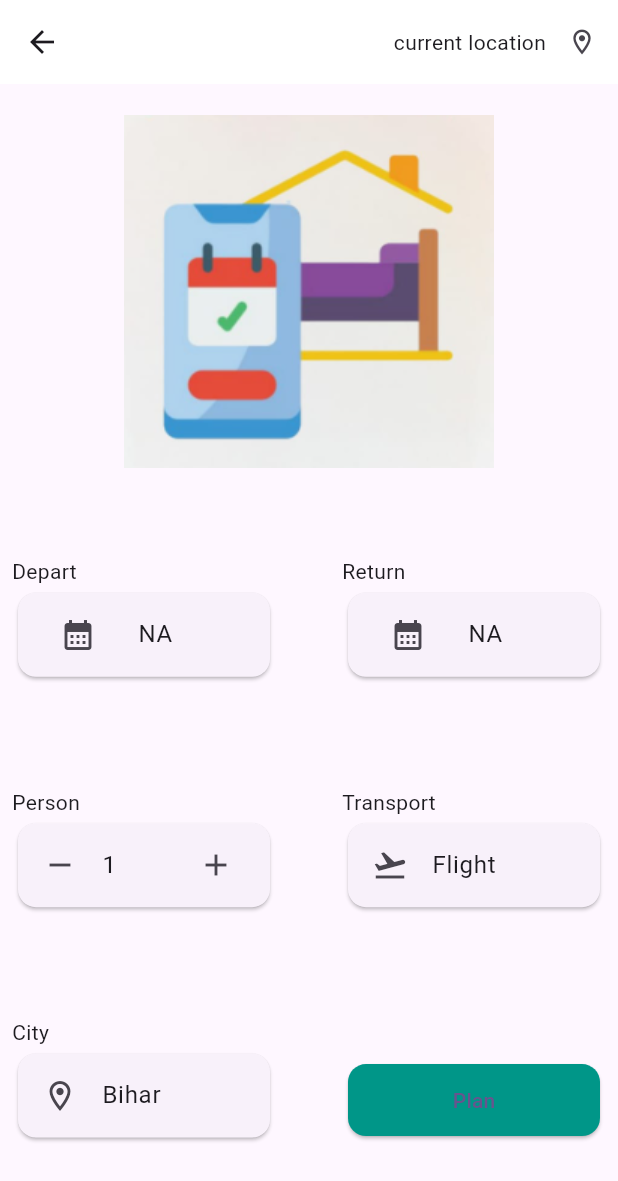
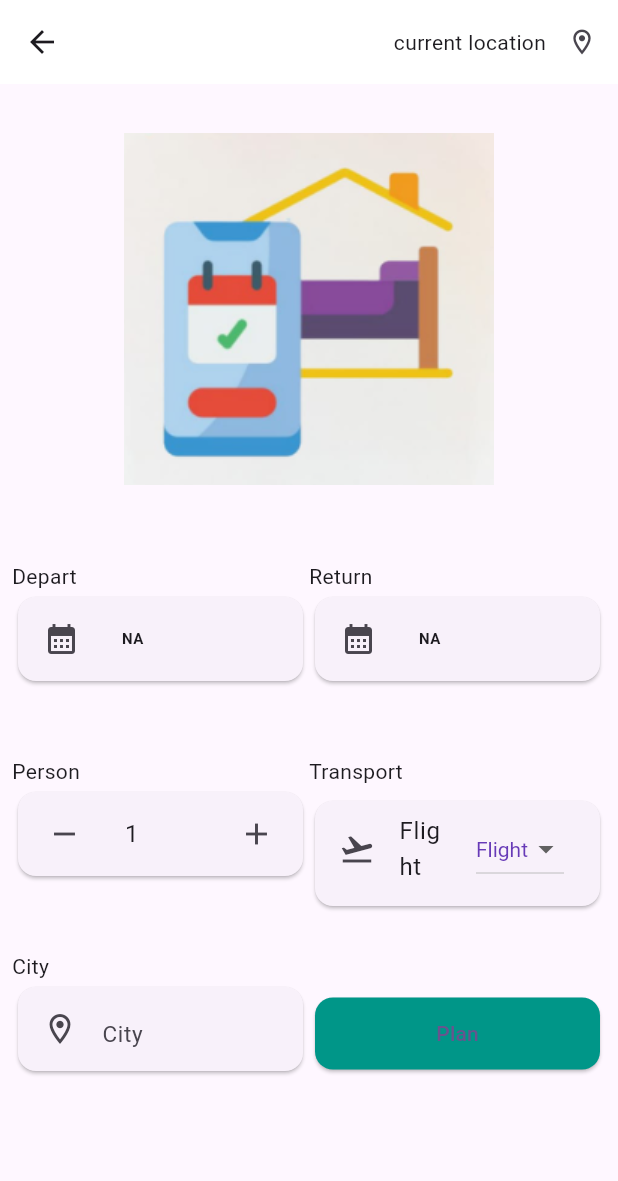
Before and after one commit to vikash-kumar-sinha/personal_travel_guide, a Flutter app: the Travel screen opened directly, on a phone screen of 412 x 824 dp. Shown: the top 1181 px of the screen. Run offline on Flutter 3.47's test engine with Material 3 defaults, Android fonts, the light colour scheme and no system bars; our stand-ins replace cloud_firestore, firebase_auth, firebase_core, gap; accounts and stored records are empty.

Commit message:
editted travel page

```diff
--- a/lib/travel.dart
+++ b/lib/travel.dart
@@ -1,4 +1,5 @@
 import 'package:flutter/material.dart';
+import 'package:intl/intl.dart';
 
 class Travel extends StatefulWidget {
   const Travel({super.key});
@@ -9,8 +10,13 @@ class Travel extends StatefulWidget {
 
 class _TravelState extends State<Travel> {
 
-  DateTime? _selectedDatePicked;
-  DateTime? _selectedDateReturn;
+  String? _selectedDatePicked="NA";
+  String? _selectedDateReturn="NA";
+  int personNumber=1;
+  String dropdownValue = 'Flight';
+  Icon iconToShow=Icon(Icons.flight_takeoff);
+  TextEditingController cityController=TextEditingController();
+
 
   Future<void> _selectDate() async {
     final pickedDate = await showDatePicker(
@@ -20,8 +26,9 @@ class _TravelState extends State<Travel> {
       lastDate: DateTime(2100),
     );
     if (pickedDate != null && pickedDate != _selectedDatePicked) {
+      String formattedDate = DateFormat('yyyy-MM-dd').format(pickedDate);
       setState(() {
-        _selectedDatePicked = pickedDate;
+        _selectedDatePicked = formattedDate;
       });
     }
   }
@@ -33,8 +40,10 @@ class _TravelState extends State<Travel> {
       lastDate: DateTime(2100),
     );
     if (pickedDate != null && pickedDate != _selectedDateReturn) {
+      String formattedDate = DateFormat('dd-MM-yyyy').format(pickedDate);
       setState(() {
-        _selectedDateReturn = pickedDate;
+
+        _selectedDateReturn = formattedDate;
       });
     }
   }
@@ -48,58 +57,103 @@ class _TravelState extends State<Travel> {
 
         ],
       ),
-      body: Column(
+      body: ListView(
         children: [
-          Expanded(flex:9,child: Image.asset('images/travel_image.png')),
-          Expanded(flex:1,child: SizedBox()),
-          Expanded(flex:5,child: Container(
+          Container(height:300,width:double.infinity,child: Image.asset('images/travel_image.png')),
+          SizedBox(height: 10,),
+          Container(height: 120,width: double.infinity,
             child: Padding(
               padding: const EdgeInsets.all(8.0),
               child: Row(
                 children: [
-                  Expanded(flex:4,child: Column(crossAxisAlignment: CrossAxisAlignment.start,
+                  Expanded(flex:2,child: Column(crossAxisAlignment: CrossAxisAlignment.start,
                     children: [
                     Text('Depart'),
-                    Container(width:250,child: Card(child: ListTile(leading: IconButton(onPressed: _selectDate,icon: Icon(Icons.calendar_month),),title:
+                    Container(width:300,child: Card(child: ListTile(contentPadding: EdgeInsets.symmetric(horizontal: 5),titleAlignment: ListTileTitleAlignment.center,leading: IconButton(onPressed: _selectDate,icon: Icon(Icons.calendar_month),),title:
                     //Text(_selectedDatePicked?.toIso8601String() ?? 'NA'
-                      Text('NA'
+                      Text('$_selectedDatePicked',style: TextStyle(fontSize: 10,fontWeight: FontWeight.bold),
                     ),),))
 
                   ],)),
-                  Expanded(flex:1,child: SizedBox(width: 10,)),
-                  Expanded(flex:4,child: Column(crossAxisAlignment: CrossAxisAlignment.start,
+                  //Expanded(flex:1,child: SizedBox(width: 10,)),
+                  Expanded(flex:2,child: Column(crossAxisAlignment: CrossAxisAlignment.start,
                     children: [
                     Text('Return'),
-                    Container(width:250,child: Card(child: ListTile(leading: IconButton(onPressed: _selectDate2,icon: Icon(Icons.calendar_month),),title: Text( 'NA'),),))
+                    Container(width:300,child: Card(child: ListTile(contentPadding:EdgeInsets.symmetric(horizontal: 5),leading: IconButton(onPressed: _selectDate2,icon: Icon(Icons.calendar_month),),title: Text( '$_selectedDateReturn',style: TextStyle(fontSize: 10,fontWeight: FontWeight.bold),),),))
 
                   ],)),
                 ],
               ),
             ),
-          )),
-          Expanded(flex:5,child: Container(
+          ),
+          SizedBox(height: 10,),
+          Container(height: 120,width: double.infinity,
             child: Padding(
               padding: const EdgeInsets.all(8.0),
               child: Row(
                 children: [
-                  Expanded(flex:4,child: Column(crossAxisAlignment: CrossAxisAlignment.start,
+                  Expanded(flex:2,child: Column(crossAxisAlignment: CrossAxisAlignment.start,
                     children: [
                       Text('Person'),
-                      Container(width:250,child: Card(child: ListTile(leading:Icon(Icons.remove),title: Text('1'),trailing: Icon(Icons.add),),))
+                      Container(width:300,child: Card(child: ListTile(contentPadding:EdgeInsets.symmetric(horizontal: 7),leading:IconButton(onPressed: (){
+                        if(personNumber<=1)
+                          personNumber=2;
+                        setState(() {
+                          personNumber--;
+                        });
+                      },icon:Icon(Icons.remove)),title: Text('$personNumber'),trailing: IconButton(onPressed: (){
+                        setState(() {
+                          personNumber++;
+                        });
+                      },icon: Icon(Icons.add)),),))
 
                     ],)),
-                  Expanded(flex:1,child: SizedBox(width: 10,)),
-                  Expanded(flex:4,child: Column(crossAxisAlignment: CrossAxisAlignment.start,
+                 // Expanded(flex:1,child: SizedBox(width: 10,)),
+                  Expanded(flex:2,child: Column(crossAxisAlignment: CrossAxisAlignment.start,
                     children: [
-                      Text('Transport'),
-                      Container(width:250,child: Card(child: ListTile(leading: Icon(Icons.flight_takeoff,),title: Text('Flight'),),))
+                      Expanded(flex:1,child: Text('Transport')),
+                      Expanded(flex: 3,
+                        child: Container(width:300,child: Card(child: ListTile(leading: iconToShow,title: Text('Flight'),trailing: DropdownButton<String>(
+                          value: dropdownValue,
+                          icon: Icon(Icons.arrow_drop_down),
+                          //iconSize: 24,
+                          //elevation: 16,
+                          style: TextStyle(color: Colors.deepPurple),
+                          // underline: Container(
+                          //   height: 2,
+                          //   color: Colors.deepPurpleAccent,
+                          // ),
+                          onChanged: (String? newValue) {
+                            late Icon changedIcon;
+                            if(newValue=='Train'){
+                              changedIcon=Icon(Icons.train);
+                            }else if(newValue=='Bus'){
+                              changedIcon=Icon(Icons.directions_bus);
+                            }else{
+                              changedIcon=Icon(Icons.flight_takeoff);
+                            }
+                            setState(() {
+                              dropdownValue = newValue!;
+                              iconToShow=changedIcon;
+                            });
+                          },
+                          items: <String>['Flight', 'Train', 'Bus']
+                              .map<DropdownMenuItem<String>>((String value) {
+                            return DropdownMenuItem<String>(
+                              value: value,
+                              child: Text(value),
+                            );
+                          }).toList(),
+                        ),),)),
+                      )
 
                     ],)),
                 ],
               ),
             ),
-          )),
-          Expanded(flex:5,child: Container(
+          ),
+          SizedBox(height: 10,),
+          Container(height: 120,width: double.infinity,
             child: Padding(
               padding: const EdgeInsets.all(8.0),
               child: Row(
@@ -107,21 +161,28 @@ class _TravelState extends State<Travel> {
                   Expanded(flex:4,child: Column(crossAxisAlignment: CrossAxisAlignment.start,
                     children: [
                       Text('City'),
-                      Container(width:250,child: Card(child: ListTile(leading:Icon(Icons.location_on_outlined),title: Text('Bihar'),),))
+                      Container(width:300,child: Card(child: ListTile(leading:Icon(Icons.location_on_outlined),title: Container(height: 40,
+                        child: TextField(controller: cityController,style:TextStyle(fontSize: 15),decoration: InputDecoration(
+                          hintText: 'City',
+                          border: InputBorder.none
+
+                        ),),
+                      ),),))
 
                     ],)),
-                  Expanded(flex:1,child: SizedBox(width: 10,)),
+                 // Expanded(flex:1,child: SizedBox(width: 10,)),
                   Expanded(flex:4,child: Column(crossAxisAlignment: CrossAxisAlignment.start,
                     children: [
                      // Text('Transport'),
                       SizedBox(height: 27,),
-                      Container(width:250,child: Card(color:Colors.teal,child: TextButton(onPressed: (){},child: Text('Plan'),)))
+                      Container(width:300,child: Card(color:Colors.teal,child: TextButton(onPressed: (){},child: Text('Plan'),)))
 
                     ],)),
                 ],
               ),
             ),
-          ))
+          ),
+          SizedBox(height: 10,)
         ],
       ),
     ));
--- a/pubspec.yaml
+++ b/pubspec.yaml
@@ -33,6 +33,7 @@ dependencies:
   firebase_auth: ^4.14.1
   cloud_firestore: ^4.13.2
   gap: ^3.0.1
+  intl: ^0.19.0
 
 dev_dependencies:
   flutter_test:
```
Also changed, not shown: pubspec.lock.
